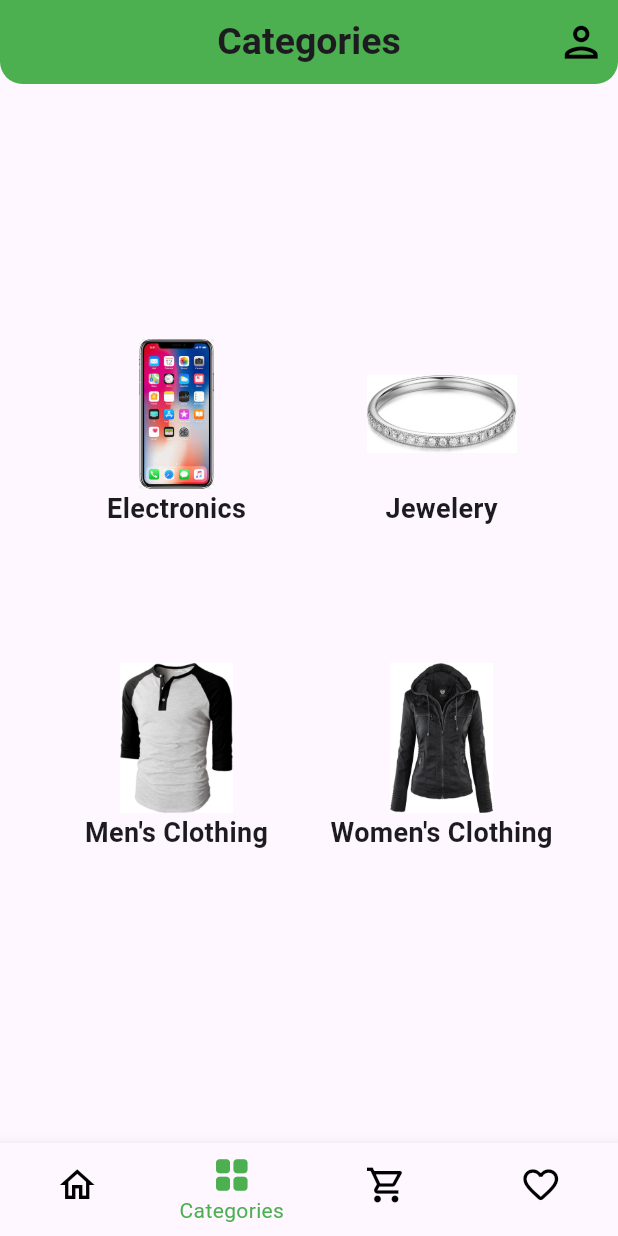
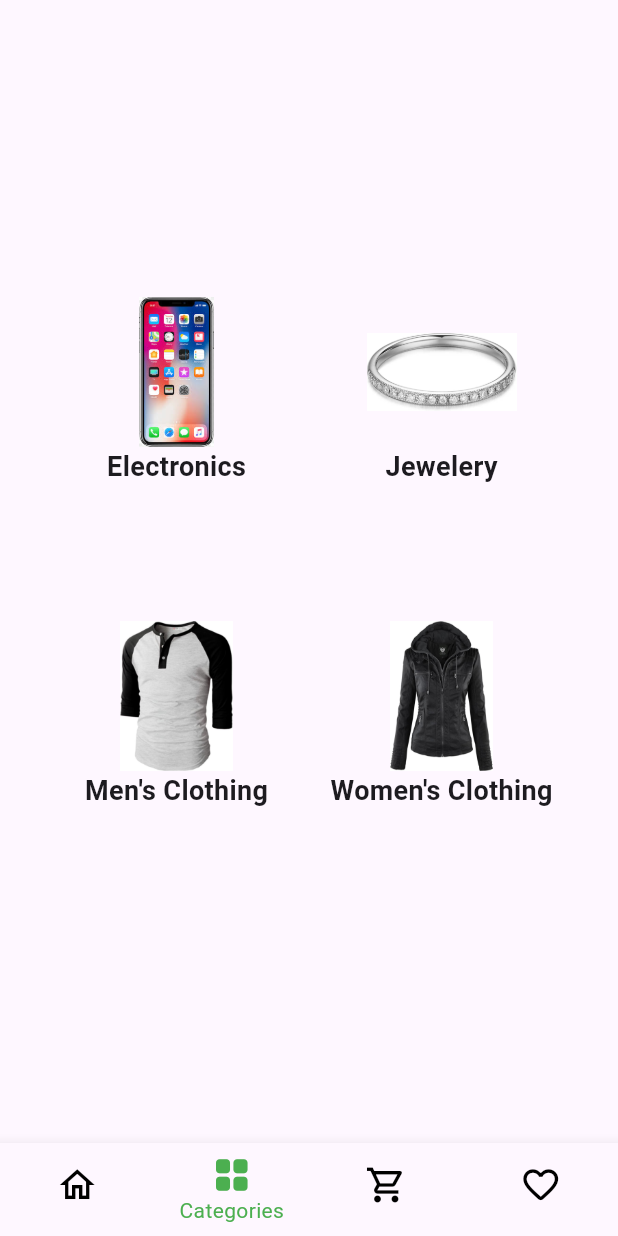
Before and after one commit to omarhelmy2004/eshop, a Flutter app: the screen it shows after launch, item 2 of the bottom bar chosen, on a phone screen of 412 x 824 dp. Run offline on Flutter 3.47's test engine with Material 3 defaults, Android fonts, the phone set to English and light mode, and no system bars; our stand-ins replace toggle_switch; network calls fail.

Commit message:
progress in appbar in home page

```diff
--- a/lib/core/presentation/widgets/main_view.dart
+++ b/lib/core/presentation/widgets/main_view.dart
@@ -35,40 +35,7 @@ class _MainViewState extends State<MainView> {
   Widget build(BuildContext context) {
     return Scaffold(
 
-        appBar: AppBar(
 
-          backgroundColor: Colors.green,
-          shape: ShapeBorder.lerp(
-
-            const RoundedRectangleBorder(
-              borderRadius: BorderRadius.only(
-                bottomLeft: Radius.circular(20),
-                bottomRight: Radius.circular(20),
-              ),
-            ),
-            const RoundedRectangleBorder(
-              borderRadius: BorderRadius.only(
-                bottomLeft: Radius.circular(10),
-                bottomRight: Radius.circular(10),
-              ),
-            ),
-            0.5,
-          ),
-          scrolledUnderElevation: 0,
-          title: Text( pageNameOfSelectedIndex(selectedIndex) ,
-          style:  const TextStyle(fontSize: 25, fontWeight: FontWeight.bold )),
-
-          centerTitle: true,
-          actions: [
-          // Icon(Icons.search, color: Colors.black, size: 33),
-          GestureDetector(child: const Icon(Icons.person_outlined, color: Colors.black, size: 33,),
-          onTap: () {
-            Navigator.pushNamed(context, ProfilePage.id);
-          },
-          ),
-          const SizedBox(width: 8),
-        ],
-        ),
 
         bottomNavigationBar: InfoBottomNavigationBar(
           onItemTapped: _onItemTapped,
```
Also changed, not shown: lib/core/presentation/widgets/logo.dart (added, +21 -0 lines), lib/core/presentation/widgets/search_bar.dart (+6 -8 lines), lib/features/auth/presentation/pages/login_page.dart (+2 -10 lines), lib/features/auth/presentation/pages/signup_page.dart (+2 -10 lines), lib/features/products/presentation/pages/products_page.dart (+28 -4 lines).
